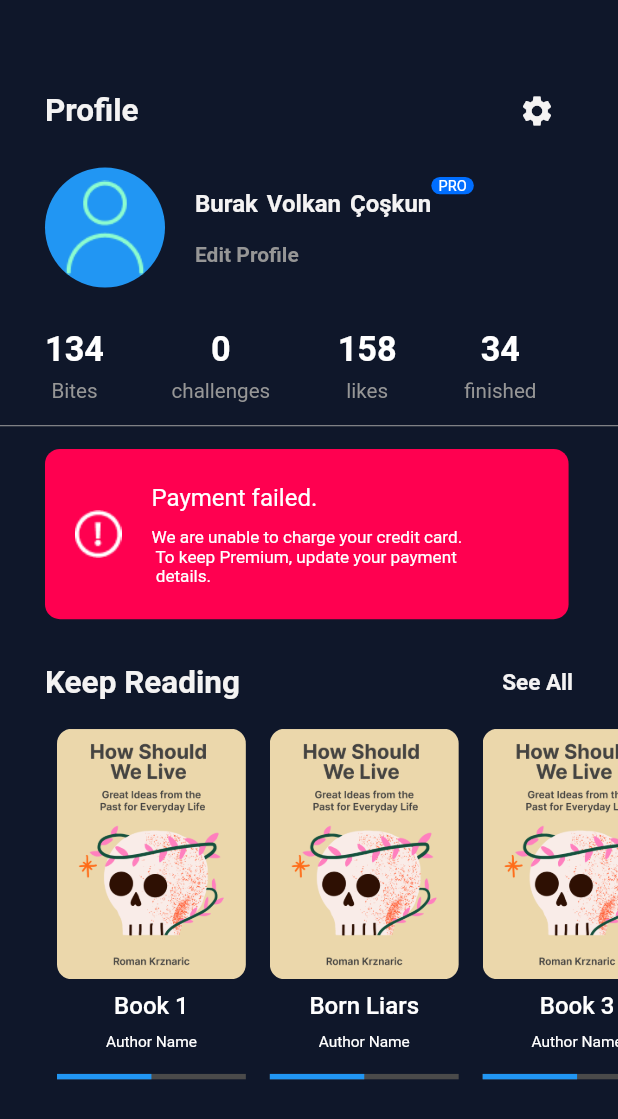
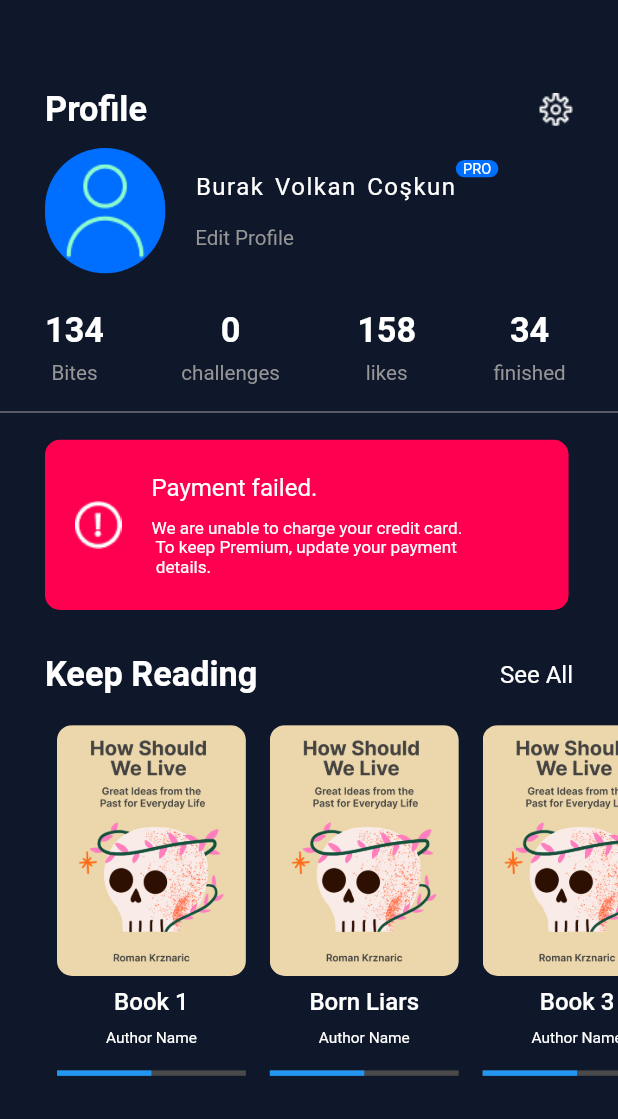
Before and after one commit to BerkayAkdenx/develop_berkay, a Flutter app: the screen it shows after launch, on a phone screen of 412 x 824 dp. Shown: the top 1119 px of the screen. Run offline on Flutter 3.47's test engine with Material 2 defaults, Android fonts, the phone set to English and light mode, and no system bars; our stand-ins replace flutter_screenutil; Roboto replaces fonts that are missing (Moderat).

Commit message:
Fixed is  profile_page.dart
used screen util and resources files

```diff
--- a/profile_bitely/lib/Resources/app_images.dart
+++ b/profile_bitely/lib/Resources/app_images.dart
@@ -8,6 +8,7 @@ class AppImages {
   static const stairs = '$base/stairs.png';
   static const thinking = '$base/thinking.png';
   static const reward = '$base/reward.png';
+  static const setting = '$base/setting.png';
   static const read = '$base/read.png';
   static const listen = '$base/listen.png';
   static const cooking = '$base/cooking.png';
@@ -19,6 +20,7 @@ class AppImages {
   static const discovery = '$base/discovery.png';
   static const library = '$base/library.png';
   static const profile = '$base/profile.png';
+  static const profileDefault = '$base/profileDefault.png';
   static const profileGetPremium = '$base/profileGetPremium.png';
   static const failed = '$base/failed.png';
   static const discoverySlider1 = '$base/discoverySlider1.png';
--- a/profile_bitely/lib/feature/profile/pages/profile_page.dart
+++ b/profile_bitely/lib/feature/profile/pages/profile_page.dart
@@ -1,6 +1,10 @@
 import 'package:flutter/material.dart';
+import 'package:flutter_screenutil/flutter_screenutil.dart';
 import 'package:profile_bitely/Resources/app_colors.dart';
+import 'package:profile_bitely/Resources/app_images.dart';
+import 'package:profile_bitely/Resources/app_radiuses.dart';
 import 'package:profile_bitely/Resources/app_spacings.dart';
+import 'package:profile_bitely/Resources/app_text_styles.dart';
 import 'package:profile_bitely/Resources/app_texts.dart';
 import 'package:profile_bitely/feature/profile/widgets/payment_failed_widget.dart';
 import 'package:profile_bitely/feature/profile/widgets/profile_page_column_widget.dart';
@@ -28,28 +32,20 @@ class ProfilePage extends StatelessWidget {
       body: Column(
         crossAxisAlignment: CrossAxisAlignment.center,
         children: [
-          const SizedBox(height: 50),
+          SizedBox(height: 50.h),
           //this row for profile and setting
           Padding(
             padding: AppSpacings.sSymmetricH30,
             child: Row(
               mainAxisAlignment: MainAxisAlignment.spaceBetween,
               children: [
-                const Text(
+                Text(
                   AppTexts.profile,
-                  style: TextStyle(
-                      color: AppColors.lightBackground,
-                      fontSize: 21,
-                      fontWeight: FontWeight.bold),
+                  style: AppTextStyles.headlineLargeDark,
                 ),
-                IconButton(
-                  // ignore: avoid_print
-                  onPressed: () => print("clicked to setting button"),
-                  icon: const Icon(
-                    Icons.settings,
-                    color: AppColors.lightBackground,
-                  ),
-                )
+                GestureDetector(
+                    onTap: () => print("clicked the setting"),
+                    child: Image.asset(AppImages.setting)),
               ],
             ),
           ),
@@ -59,45 +55,41 @@ class ProfilePage extends StatelessWidget {
             child: Row(
               children: [
                 Container(
-                  height: 80,
-                  width: 80,
+                  height: 70.h,
+                  width: 70.w,
                   decoration: BoxDecoration(
-                    borderRadius: BorderRadius.circular(50),
-                    color: AppColors.blue,
+                    borderRadius: AppRadiuses.radiusAll50,
+                    color: AppColors.onPrimaryDark,
                   ),
                   child: Image.asset(
-                    "assets/Images/profileDefault.png",
+                    AppImages.profileDefault,
                     scale: 1.1,
                   ),
                 ),
                 Padding(
                   padding: AppSpacings.sAll20,
                   child: SizedBox(
-                    width: 200,
+                    width: 193.w,
                     child: Column(
                       children: [
                         Row(
-                          children: const [
+                          children: [
                             Text(
-                              "Burak Volkan Çoşkun",
-                              style: TextStyle(
-                                  color: AppColors.lightBackground,
-                                  wordSpacing: 2,
-                                  fontSize: 16,
-                                  fontWeight: FontWeight.bold),
+                              "Burak Volkan Coşkun",
+                              style: AppTextStyles.titleLargeDark
+                                  .copyWith(wordSpacing: 2, letterSpacing: 1),
                             ),
-                            ProfileProWidget()
+                            const ProfileProWidget()
                           ],
                         ),
                         Row(
-                          children: const [
+                          children: [
                             Padding(
                               padding: AppSpacings.sSymmetricV8,
                               child: Text(
                                 AppTexts.editProfile,
-                                style: TextStyle(
-                                    color: Color(0xFF969696),
-                                    fontWeight: FontWeight.bold),
+                                style: AppTextStyles.bodySmallDark.copyWith(
+                                    color: AppColors.profileBlackLight),
                               ),
                             ),
                           ],
@@ -110,27 +102,29 @@ class ProfilePage extends StatelessWidget {
             ),
           ),
           //this row for 134 bites
-          const SizedBox(height: 14),
+          SizedBox(height: 11.h),
           Padding(
             padding: AppSpacings.sSymmetricH30,
             child: Row(
-              children: const [
-                ProfilePageColumnWidget(
+              children: [
+                const ProfilePageColumnWidget(
                   num: "134",
                   text: AppTexts.bites,
                 ),
-                SizedBox(width: 45),
-                ProfilePageColumnWidget(num: "0", text: AppTexts.challenges),
-                SizedBox(width: 45),
-                ProfilePageColumnWidget(num: "158", text: AppTexts.likes),
-                SizedBox(width: 45),
-                ProfilePageColumnWidget(num: "34", text: AppTexts.finished)
+                SizedBox(width: 45.w),
+                const ProfilePageColumnWidget(
+                    num: "0", text: AppTexts.challenges),
+                SizedBox(width: 45.w),
+                const ProfilePageColumnWidget(num: "158", text: AppTexts.likes),
+                SizedBox(width: 45.w),
+                const ProfilePageColumnWidget(
+                    num: "34", text: AppTexts.finished)
               ],
             ),
           ),
-          const Divider(
+          Divider(
             color: Colors.grey,
-            height: 31,
+            height: 31.h,
           ),
           //this row for get Premium
           Padding(
@@ -139,27 +133,19 @@ class ProfilePage extends StatelessWidget {
               children: const [PaymentFailedWidget()],
             ),
           ),
-          const SizedBox(height: 30),
+          SizedBox(height: 25.h),
           //this row for Keep Reading
           Padding(
             padding: AppSpacings.sSymmetricH30,
             child: Row(
               mainAxisAlignment: MainAxisAlignment.spaceBetween,
               children: [
-                const Text(
-                  AppTexts.keepReading,
-                  style: TextStyle(
-                      color: AppColors.lightBackground,
-                      fontSize: 21,
-                      fontWeight: FontWeight.bold),
-                ),
+                Text(AppTexts.keepReading,
+                    style: AppTextStyles.headlineLargeDark),
                 InkWell(
-                  child: const Text(
+                  child: Text(
                     AppTexts.seeAll,
-                    style: TextStyle(
-                        color: AppColors.lightBackground,
-                        fontSize: 15,
-                        fontWeight: FontWeight.bold),
+                    style: AppTextStyles.bodyMediumDark,
                   ),
                   // ignore: avoid_print
                   onTap: () => print("clicked to see all"),
@@ -167,14 +153,14 @@ class ProfilePage extends StatelessWidget {
               ],
             ),
           ),
-          const SizedBox(
-            height: 10,
+          SizedBox(
+            height: 10.h,
           ),
           //this row for books
           Padding(
             padding: AppSpacings.sL30,
             child: SizedBox(
-              height: 250,
+              height: 250.h,
               child: ListView.builder(
                   itemCount: books.length,
                   scrollDirection: Axis.horizontal,
```
Also changed, not shown: profile_bitely/assets/Images/setting.png (added).
